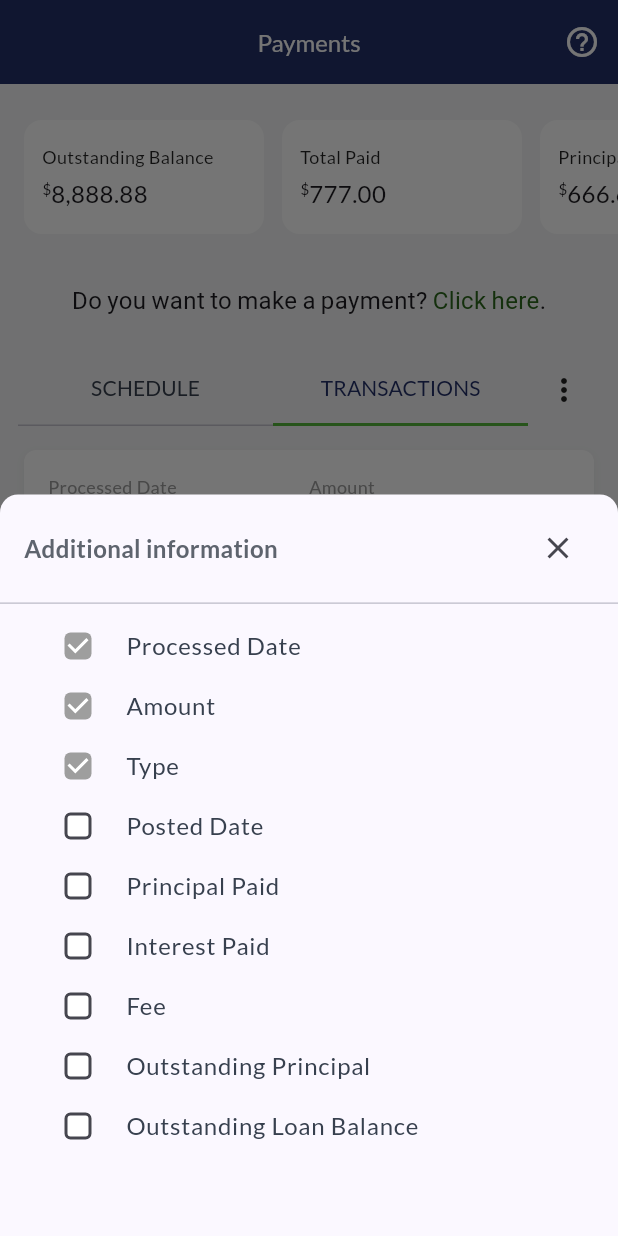
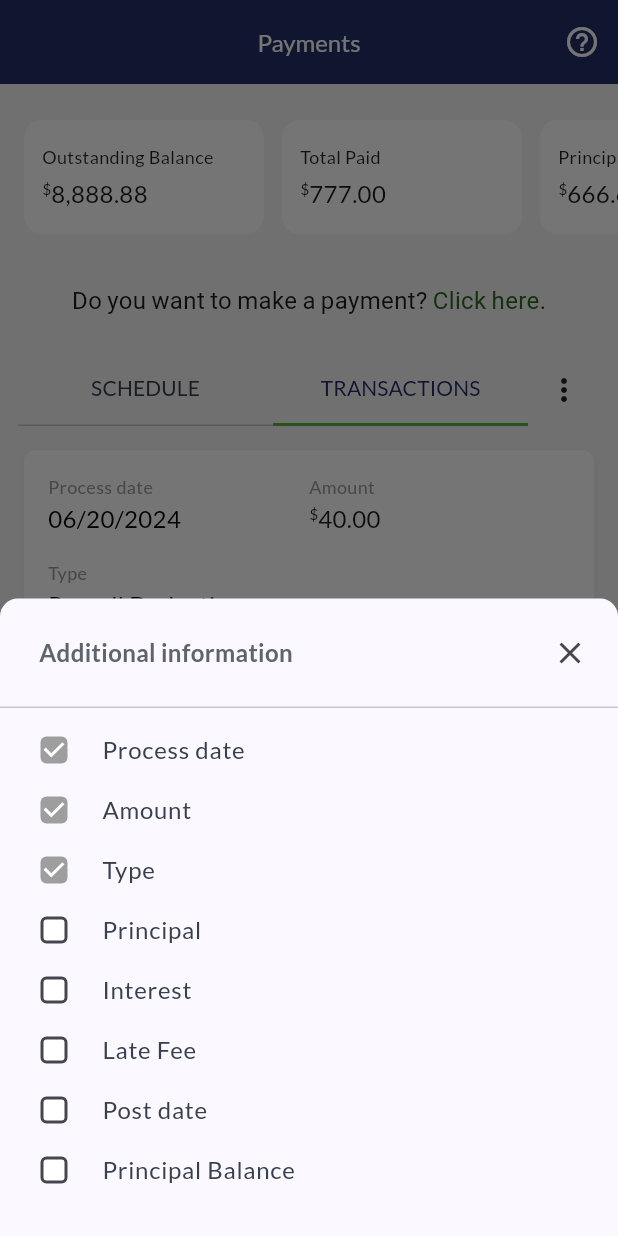
Before and after one commit to limadlp/raro_test, a Flutter app: the screen it shows after launch, tab 2 chosen, after a tap on the "more vert" icon, on a phone screen of 412 x 824 dp. Run offline on Flutter 3.47's test engine with Material 3 defaults, Android fonts, the phone set to English and light mode, and no system bars; our stand-ins replace dartz, equatable, flutter_bloc, flutter_modular, google_fonts, shimmer.

Commit message:
feat: update bottom sheet with transaction card behavior

```diff
--- a/lib/src/core/ui/theme/app_theme.dart
+++ b/lib/src/core/ui/theme/app_theme.dart
@@ -33,7 +33,6 @@ class AppTheme {
       cardTheme: CardTheme(
         color: Colors.white,
         shadowColor: Colors.transparent,
-        //elevation: 0,
         margin: EdgeInsets.zero,
       ),
 
@@ -46,6 +45,8 @@ class AppTheme {
           }
           return Colors.white;
         }),
+
+        side: const BorderSide(color: AppColors.textPrimary, width: 1.5),
         checkColor: WidgetStateProperty.all(Colors.white),
         overlayColor: WidgetStateProperty.all(Colors.transparent),
       ),
--- a/lib/src/core/ui/tokens/app_colors.dart
+++ b/lib/src/core/ui/tokens/app_colors.dart
@@ -10,4 +10,7 @@ class AppColors {
   static const Color textPrimary = Color(0xFF5E646E);
   static const Color textSecondary = Color(0xFF37404E);
   static const Color textDisabled = Color(0xBF868C98);
+
+  static const Color shimmerBase = Color(0xFFF1EFEF);
+  static const Color shimmerHighlight = Color(0xFFF9F8F8);
 }
--- a/lib/src/modules/payments/presentation/bloc/transactions_filter/transactions_filter_bloc.dart
+++ b/lib/src/modules/payments/presentation/bloc/transactions_filter/transactions_filter_bloc.dart
@@ -12,56 +12,50 @@ class TransactionsFilterBloc
 
   static List<PaymentsTransactionFilter> get _defaultFilters => const [
     PaymentsTransactionFilter(
-      key: "processedDate",
-      label: "Processed Date",
+      key: "processDate",
+      label: "Process date",
       isDefault: true,
       isSelected: true,
     ),
     PaymentsTransactionFilter(
-      key: "amount",
+      key: "actualPaymentAmount",
       label: "Amount",
       isDefault: true,
       isSelected: true,
     ),
     PaymentsTransactionFilter(
-      key: "type",
+      key: "paymentType",
       label: "Type",
       isDefault: true,
       isSelected: true,
     ),
     PaymentsTransactionFilter(
-      key: "postedDate",
-      label: "Posted Date",
+      key: "actualPrincipalPaymentAmount",
+      label: "Principal",
       isDefault: false,
       isSelected: false,
     ),
     PaymentsTransactionFilter(
-      key: "principalPaid",
-      label: "Principal Paid",
+      key: "actualInterestPaymentAmount",
+      label: "Interest",
       isDefault: false,
       isSelected: false,
     ),
     PaymentsTransactionFilter(
-      key: "interestPaid",
-      label: "Interest Paid",
+      key: "actualFee",
+      label: "Late Fee",
       isDefault: false,
       isSelected: false,
     ),
     PaymentsTransactionFilter(
-      key: "fee",
-      label: "Fee",
+      key: "actualPaymentPostDate",
+      label: "Post date",
       isDefault: false,
       isSelected: false,
     ),
     PaymentsTransactionFilter(
-      key: "outstandingPrincipal",
-      label: "Outstanding Principal",
-      isDefault: false,
-      isSelected: false,
-    ),
-    PaymentsTransactionFilter(
-      key: "outstandingLoanBalance",
-      label: "Outstanding Loan Balance",
+      key: "outstandingPrincipalBalance",
+      label: "Principal Balance",
       isDefault: false,
       isSelected: false,
     ),
--- a/lib/src/modules/payments/presentation/page/widgets/bottom_sheet/transactions_filter_bottom_sheet.dart
+++ b/lib/src/modules/payments/presentation/page/widgets/bottom_sheet/transactions_filter_bottom_sheet.dart
@@ -1,5 +1,5 @@
+import 'package:flutter/material.dart';
 import 'package:base_project/src/core/ui/tokens/app_colors.dart';
-import 'package:flutter/material.dart';
 import 'package:base_project/src/modules/payments/presentation/bloc/transactions_filter/payments_transaction_filter.dart';
 
 class TransactionsFilterBottomSheet extends StatefulWidget {
@@ -42,34 +42,30 @@ class _TransactionsFilterBottomSheetState
 
   @override
   Widget build(BuildContext context) {
-    return NotificationListener<DraggableScrollableNotification>(
-      onNotification: (_) {
-        return false;
-      },
-      child: PopScope(
+    return PopScope(
       canPop: false,
-        onPopInvokedWithResult: (didPop, _) async {
+
+      onPopInvokedWithResult: (bool didPop, Object? result) async {
+        if (didPop || hasReturnedResult) return;
+
         _applyAndClose();
       },
-        child: DraggableScrollableSheet(
-          expand: false,
-          initialChildSize: 0.6,
-          minChildSize: 0.4,
-          maxChildSize: 0.9,
-          builder: (_, scrollController) {
-            final entries = localOptions.entries.toList();
+      child: Material(
+        borderRadius: const BorderRadius.vertical(top: Radius.circular(12)),
+        clipBehavior: Clip.antiAlias,
 
-            return Material(
-              borderRadius: const BorderRadius.vertical(
-                top: Radius.circular(12),
-              ),
-              clipBehavior: Clip.antiAlias,
+        child: SafeArea(
+          top: false,
+          child: SingleChildScrollView(
             child: Column(
+              mainAxisSize: MainAxisSize.min,
               children: [
                 Padding(
-                    padding: const EdgeInsets.symmetric(
-                      horizontal: 16,
-                      vertical: 12,
+                  padding: const EdgeInsets.only(
+                    left: 26,
+                    top: 12,
+                    bottom: 12,
+                    right: 8,
                   ),
                   child: Row(
                     children: [
@@ -92,10 +88,23 @@ class _TransactionsFilterBottomSheetState
                 ),
                 const Divider(height: 1),
                 const SizedBox(height: 8),
-                  Expanded(
-                    child: ListView.separated(
-                      controller: scrollController,
-                      padding: const EdgeInsets.symmetric(horizontal: 16),
+                _buildFiltersList(),
+
+                const SizedBox(height: 24),
+              ],
+            ),
+          ),
+        ),
+      ),
+    );
+  }
+
+  Widget _buildFiltersList() {
+    final entries = localOptions.entries.toList();
+
+    return ListView.separated(
+      shrinkWrap: true,
+      physics: const NeverScrollableScrollPhysics(),
       itemCount: entries.length,
       separatorBuilder: (_, __) => const SizedBox(height: 0),
       itemBuilder: (context, index) {
@@ -105,15 +114,13 @@ class _TransactionsFilterBottomSheetState
         return Theme(
           data: Theme.of(context).copyWith(
             checkboxTheme: CheckboxThemeData(
-                              fillColor: WidgetStateProperty.resolveWith<Color>(
-                                (states) {
+              fillColor: WidgetStateProperty.resolveWith<Color>((states) {
                 if (isLocked) return Colors.grey;
                 if (states.contains(WidgetState.selected)) {
                   return Colors.green;
                 }
                 return Colors.white;
-                                },
-                              ),
+              }),
               checkColor: WidgetStateProperty.all(Colors.white),
             ),
           ),
@@ -146,14 +153,6 @@ class _TransactionsFilterBottomSheetState
           ),
         );
       },
-                    ),
-                  ),
-                ],
-              ),
-            );
-          },
-        ),
-      ),
     );
   }
 }
--- a/lib/src/modules/payments/presentation/page/widgets/payments_tab_bar.dart
+++ b/lib/src/modules/payments/presentation/page/widgets/payments_tab_bar.dart
@@ -44,15 +44,16 @@ class PaymentsTabBar extends StatelessWidget {
                   menuEnabled
                       ? () async {
                         final currentFilters =
-                            BlocProvider.of<TransactionsFilterBloc>(
-                              context,
-                            ).state.filters;
+                            context
+                                .read<TransactionsFilterBloc>()
+                                .state
+                                .filters;
 
-                        final newFilters = await showModalBottomSheet<
+                        final result = await showModalBottomSheet<
                           List<PaymentsTransactionFilter>
                         >(
                           context: context,
-                          isDismissible: true, // arrastar para baixo
+                          isDismissible: true,
                           isScrollControlled: true,
                           backgroundColor: Colors.transparent,
                           builder:
@@ -61,10 +62,10 @@ class PaymentsTabBar extends StatelessWidget {
                               ),
                         );
 
-                        if (newFilters != null && context.mounted) {
-                          BlocProvider.of<TransactionsFilterBloc>(
-                            context,
-                          ).add(SetTransactionFilters(newFilters));
+                        if (result != null && context.mounted) {
+                          context.read<TransactionsFilterBloc>().add(
+                            SetTransactionFilters(result),
+                          );
                         }
                       }
                       : null,
--- a/lib/src/modules/payments/presentation/page/widgets/shimmer/payment_summary_row_shimmer.dart
+++ b/lib/src/modules/payments/presentation/page/widgets/shimmer/payment_summary_row_shimmer.dart
@@ -1,3 +1,4 @@
+import 'package:base_project/src/core/ui/tokens/app_colors.dart';
 import 'package:flutter/material.dart';
 import 'package:shimmer/shimmer.dart';
 
@@ -45,17 +46,15 @@ class _PaymentsSummaryCardShimmer extends StatelessWidget {
           child: Column(
             crossAxisAlignment: CrossAxisAlignment.start,
             children: [
-              /// Label (sem shimmer)
               Text(
                 label,
                 style: const TextStyle(fontSize: 12, color: Colors.black87),
               ),
               const SizedBox(height: 12),
 
-              /// Valor (shimmer)
               Shimmer.fromColors(
-                baseColor: Colors.grey.shade300,
-                highlightColor: Colors.grey.shade100,
+                baseColor: AppColors.shimmerBase,
+                highlightColor: AppColors.shimmerHighlight,
                 child: Container(
                   height: 24,
                   width: 100,
--- a/lib/src/modules/payments/presentation/page/widgets/shimmer/payments_scheduled_shimmer_tile.dart
+++ b/lib/src/modules/payments/presentation/page/widgets/shimmer/payments_scheduled_shimmer_tile.dart
@@ -1,3 +1,4 @@
+import 'package:base_project/src/core/ui/tokens/app_colors.dart';
 import 'package:flutter/material.dart';
 import 'package:shimmer/shimmer.dart';
 
@@ -13,8 +14,8 @@ class PaymentsScheduledShimmerTile extends StatelessWidget {
         child: Padding(
           padding: const EdgeInsets.symmetric(vertical: 16, horizontal: 16),
           child: Shimmer.fromColors(
-            baseColor: Colors.grey[300]!,
-            highlightColor: Colors.grey[100]!,
+            baseColor: AppColors.shimmerBase,
+            highlightColor: AppColors.shimmerHighlight,
             child: Row(
               mainAxisAlignment: MainAxisAlignment.spaceBetween,
               children: [
--- a/lib/src/modules/payments/presentation/page/widgets/shimmer/payments_transaction_shimmer_tile.dart
+++ b/lib/src/modules/payments/presentation/page/widgets/shimmer/payments_transaction_shimmer_tile.dart
@@ -1,22 +1,98 @@
+import 'package:base_project/src/core/ui/tokens/app_colors.dart';
 import 'package:flutter/material.dart';
 import 'package:shimmer/shimmer.dart';
 
 class PaymentsTransactionShimmerTile extends StatelessWidget {
   const PaymentsTransactionShimmerTile({super.key});
 
+  Widget _label(String text) {
+    return Text(
+      text,
+      style: const TextStyle(
+        fontSize: 12,
+        color: Colors.grey,
+        fontWeight: FontWeight.w500,
+      ),
+    );
+  }
+
+  Widget _spacedRow({
+    required String leftLabel,
+    required Widget leftValue,
+    required String rightLabel,
+    required Widget rightValue,
+  }) {
+    return Row(
+      children: [
+        // Left
+        Expanded(
+          child: Column(
+            crossAxisAlignment: CrossAxisAlignment.start,
+            children: [_label(leftLabel), const SizedBox(height: 4), leftValue],
+          ),
+        ),
+        const SizedBox(width: 16),
+        // Right
+        Expanded(
+          child: Column(
+            crossAxisAlignment: CrossAxisAlignment.start,
+            children: [
+              _label(rightLabel),
+              const SizedBox(height: 4),
+              rightValue,
+            ],
+          ),
+        ),
+      ],
+    );
+  }
+
   @override
   Widget build(BuildContext context) {
-    return Padding(
-      padding: const EdgeInsets.symmetric(horizontal: 16, vertical: 8),
-      child: Shimmer.fromColors(
-        baseColor: Colors.grey[300]!,
-        highlightColor: Colors.grey[100]!,
-        child: Container(
-          height: 80,
-          decoration: BoxDecoration(
-            color: Colors.white,
-            borderRadius: BorderRadius.circular(8),
+    return Container(
+      margin: const EdgeInsets.symmetric(horizontal: 16, vertical: 8),
+      padding: const EdgeInsets.all(16),
+      decoration: BoxDecoration(
+        color: Colors.white,
+        borderRadius: BorderRadius.circular(8),
+        boxShadow: [
+          BoxShadow(
+            color: Colors.black.withOpacity(0.05),
+            blurRadius: 4,
+            offset: const Offset(0, 2),
           ),
+        ],
+      ),
+      child: Column(
+        crossAxisAlignment: CrossAxisAlignment.start,
+        children: [
+          _spacedRow(
+            leftLabel: 'Process date',
+            leftValue: _shimmerBox(),
+            rightLabel: 'Amount',
+            rightValue: _shimmerBox(),
+          ),
+          const SizedBox(height: 16),
+          _spacedRow(
+            leftLabel: 'Type',
+            leftValue: _shimmerBox(),
+            rightLabel: '',
+            rightValue: _shimmerBox(),
+          ),
+        ],
+      ),
+    );
+  }
+
+  Widget _shimmerBox() {
+    return Shimmer.fromColors(
+      baseColor: AppColors.shimmerBase,
+      highlightColor: AppColors.shimmerHighlight,
+      child: Container(
+        height: 24,
+        decoration: BoxDecoration(
+          color: Colors.white,
+          borderRadius: BorderRadius.circular(4),
         ),
       ),
     );
--- a/lib/src/modules/payments/presentation/page/widgets/transactions/payments_transaction_tile.dart
+++ b/lib/src/modules/payments/presentation/page/widgets/transactions/payments_transaction_tile.dart
@@ -1,8 +1,10 @@
+// melhorar o shimmer
+
 import 'package:base_project/src/core/core.dart';
+import 'package:base_project/src/core/ui/widgets/formatted_currency_text.dart';
 import 'package:base_project/src/modules/payments/domain/domain.dart';
 import 'package:base_project/src/modules/payments/presentation/page/widgets/transactions/transaction_detail_row.dart';
 import 'package:flutter/material.dart';
-import 'package:intl/intl.dart';
 
 class PaymentsTransactionTile extends StatelessWidget {
   final PaymentsTransactionsEntity transaction;
@@ -14,19 +16,26 @@ class PaymentsTransactionTile extends StatelessWidget {
     required this.options,
   });
 
+  static const fieldOrder = [
+    'Process date',
+    'Amount',
+    'Type',
+    'Principal',
+    'Late Fee',
+    'Interest',
+    'Principal Balance',
+    'Post date',
+  ];
+
   @override
   Widget build(BuildContext context) {
-    final visibleFields = <_Field>[];
+    final allFields = _buildFields(transaction);
 
-    for (final entry in options.entries) {
-      if (entry.value) {
-        final label = entry.key;
-        final value = _getFormattedValue(label, transaction);
-        if (value != null) {
-          visibleFields.add(_Field(label, value));
-        }
-      }
-    }
+    final visibleFields =
+        fieldOrder
+            .where((label) => options[label] ?? false)
+            .map((label) => _Field(label: label, value: allFields[label]!))
+            .toList();
 
     final rows = <Widget>[];
     for (int i = 0; i < visibleFields.length; i += 2) {
@@ -55,7 +64,7 @@ class PaymentsTransactionTile extends StatelessWidget {
         borderRadius: BorderRadius.circular(8),
         boxShadow: [
           BoxShadow(
-            color: Colors.black.withValues(alpha: .05),
+            color: Colors.black.withValues(alpha: 0.05),
             blurRadius: 4,
             offset: const Offset(0, 2),
           ),
@@ -65,37 +74,37 @@ class PaymentsTransactionTile extends StatelessWidget {
     );
   }
 
-  String? _getFormattedValue(String key, PaymentsTransactionsEntity t) {
-    switch (key) {
-      case 'Processed Date':
-        return DateFormat.yMMMd().format(t.processDate);
-      case 'Posted Date':
-        return DateFormat.yMMMd().format(t.actualPaymentPostDate);
-      case 'Amount':
-        return ConverterHelper.currencyFormatter(t.actualPaymentAmount);
-      case 'Principal Paid':
-        return ConverterHelper.currencyFormatter(
-          t.actualPrincipalPaymentAmount,
-        );
-      case 'Interest Paid':
-        return ConverterHelper.currencyFormatter(t.actualInterestPaymentAmount);
-      case 'Fee':
-        return ConverterHelper.currencyFormatter(t.actualFee);
-      case 'Outstanding Principal':
-        return ConverterHelper.currencyFormatter(t.outstandingPrincipalBalance);
-      case 'Outstanding Loan Balance':
-        return ConverterHelper.currencyFormatter(t.outstandingLoanBalance);
-      case 'Type':
-        return t.paymentType;
-      default:
-        return null;
-    }
+  Map<String, dynamic> _buildFields(PaymentsTransactionsEntity t) {
+    return {
+      'Process date': ConverterHelper.stringNullableToMMDDYYYY(
+        t.processDate.toIso8601String(),
+      ),
+      'Amount': FormattedCurrencyText(value: t.actualPaymentAmount),
+      'Type': _mapPaymentType(t.paymentType),
+      'Principal': FormattedCurrencyText(value: t.actualPrincipalPaymentAmount),
+      'Late Fee': FormattedCurrencyText(value: t.actualFee),
+      'Interest': FormattedCurrencyText(value: t.actualInterestPaymentAmount),
+      'Principal Balance': FormattedCurrencyText(
+        value: t.outstandingPrincipalBalance,
+      ),
+      'Post date': ConverterHelper.stringNullableToMMDDYYYY(
+        t.actualPaymentPostDate.toIso8601String(),
+      ),
+    };
+  }
+
+  String _mapPaymentType(String type) {
+    return switch (type) {
+      'PaymentType1' => 'Payroll Deduction',
+      'PaymentType2' => 'Debit Card',
+      _ => type,
+    };
   }
 }
 
 class _Field {
   final String label;
-  final String value;
+  final dynamic value;
 
-  _Field(this.label, this.value);
+  const _Field({required this.label, required this.value});
 }
--- a/lib/src/modules/payments/presentation/page/widgets/transactions/transaction_detail_row.dart
+++ b/lib/src/modules/payments/presentation/page/widgets/transactions/transaction_detail_row.dart
@@ -1,11 +1,12 @@
 import 'package:base_project/src/core/ui/tokens/app_typography.dart';
+import 'package:base_project/src/core/ui/widgets/formatted_currency_text.dart';
 import 'package:flutter/material.dart';
 
 class TransactionDetailRow extends StatelessWidget {
   final String leftLabel;
-  final String leftValue;
   final String rightLabel;
-  final String rightValue;
+  final dynamic leftValue;
+  final dynamic rightValue;
 
   const TransactionDetailRow({
     super.key,
@@ -17,6 +18,12 @@ class TransactionDetailRow extends StatelessWidget {
 
   @override
   Widget build(BuildContext context) {
+    Widget formatValue(dynamic value) {
+      if (value is Widget) return value;
+      if (value is double) return FormattedCurrencyText(value: value);
+      return Text(value.toString(), style: AppTypography.bodyBold);
+    }
+
     return Row(
       children: [
         Expanded(
@@ -25,7 +32,7 @@ class TransactionDetailRow extends StatelessWidget {
             children: [
               Text(leftLabel, style: AppTypography.caption),
               const SizedBox(height: 1),
-              Text(leftValue, style: AppTypography.bodyBold),
+              formatValue(leftValue),
             ],
           ),
         ),
@@ -35,7 +42,7 @@ class TransactionDetailRow extends StatelessWidget {
             children: [
               Text(rightLabel, style: AppTypography.caption),
               const SizedBox(height: 1),
-              Text(rightValue, style: AppTypography.bodyBold),
+              formatValue(rightValue),
             ],
           ),
         ),
```
Lines whose indentation alone changed are shown as unchanged.
